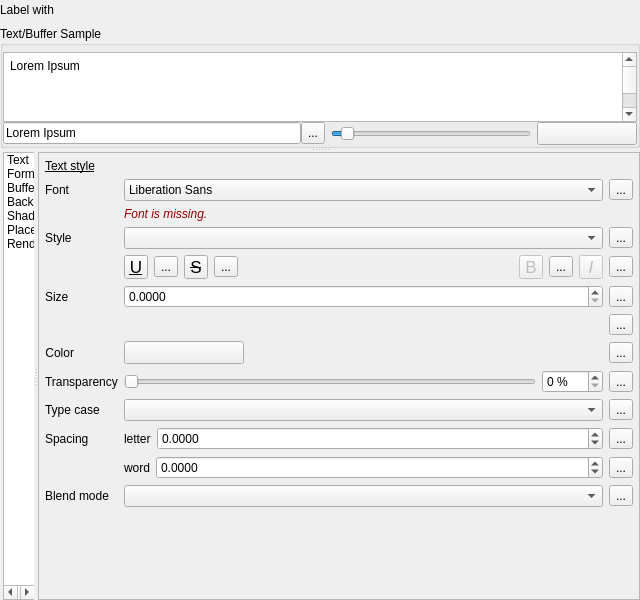
Above: SWGIS-DLLSrc/SWGIS-App/swgislabelingguibase.ui from LZS1991/SWGIS before the change. Below: the same form after it.
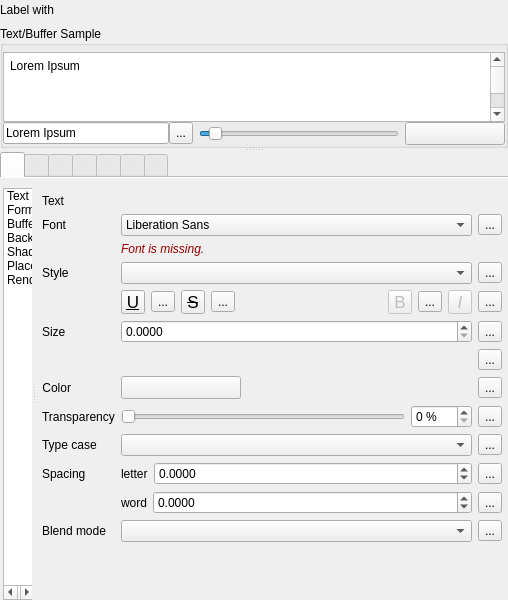
That is the form after the change. The open tabs and pages were chosen to show the change. Icons and pictures are not drawn. Custom widgets are drawn as their Qt base class.

Diff of the .ui file:
```diff
--- a/SWGIS-DLLSrc/SWGIS-App/swgislabelingguibase.ui
+++ b/SWGIS-DLLSrc/SWGIS-App/swgislabelingguibase.ui
@@ -6,7 +6,7 @@
    <rect>
     <x>0</x>
     <y>0</y>
-    <width>640</width>
+    <width>508</width>
     <height>600</height>
    </rect>
   </property>
@@ -112,7 +112,7 @@
               <rect>
                <x>0</x>
                <y>0</y>
-               <width>619</width>
+               <width>487</width>
                <height>300</height>
               </rect>
              </property>
@@ -348,6 +348,103 @@
            <number>0</number>
           </property>
           <item row="0" column="0">
+           <widget class="QTabWidget" name="mOptionsTab">
+            <property name="sizePolicy">
+             <sizepolicy hsizetype="Expanding" vsizetype="Fixed">
+              <horstretch>0</horstretch>
+              <verstretch>0</verstretch>
+             </sizepolicy>
+            </property>
+            <property name="tabPosition">
+             <enum>QTabWidget::North</enum>
+            </property>
+            <property name="tabShape">
+             <enum>QTabWidget::Rounded</enum>
+            </property>
+            <property name="currentIndex">
+             <number>0</number>
+            </property>
+            <property name="iconSize">
+             <size>
+              <width>20</width>
+              <height>20</height>
+             </size>
+            </property>
+            <property name="elideMode">
+             <enum>Qt::ElideNone</enum>
+            </property>
+            <property name="documentMode">
+             <bool>true</bool>
+            </property>
+            <property name="tabsClosable">
+             <bool>false</bool>
+            </property>
+            <widget class="QWidget" name="textTab">
+             <attribute name="icon">
+              <iconset>
+               <normaloff>:/images/themes/default/mIconFieldText.svg</normaloff>:/images/themes/default/mIconFieldText.svg</iconset>
+             </attribute>
+             <attribute name="title">
+              <string/>
+             </attribute>
+            </widget>
+            <widget class="QWidget" name="tab_2">
+             <attribute name="icon">
+              <iconset>
+               <normaloff>:/images/themes/default/propertyicons/labelformatting.svg</normaloff>:/images/themes/default/propertyicons/labelformatting.svg</iconset>
+             </attribute>
+             <attribute name="title">
+              <string/>
+             </attribute>
+            </widget>
+            <widget class="QWidget" name="tab">
+             <attribute name="icon">
+              <iconset>
+               <normaloff>:/images/themes/default/propertyicons/labelbuffer.svg</normaloff>:/images/themes/default/propertyicons/labelbuffer.svg</iconset>
+             </attribute>
+             <attribute name="title">
+              <string/>
+             </attribute>
+            </widget>
+            <widget class="QWidget" name="tab_3">
+             <attribute name="icon">
+              <iconset>
+               <normaloff>:/images/themes/default/propertyicons/labelbackground.svg</normaloff>:/images/themes/default/propertyicons/labelbackground.svg</iconset>
+             </attribute>
+             <attribute name="title">
+              <string/>
+             </attribute>
+            </widget>
+            <widget class="QWidget" name="tab_4">
+             <attribute name="icon">
+              <iconset>
+               <normaloff>:/images/themes/default/propertyicons/labelshadow.svg</normaloff>:/images/themes/default/propertyicons/labelshadow.svg</iconset>
+             </attribute>
+             <attribute name="title">
+              <string/>
+             </attribute>
+            </widget>
+            <widget class="QWidget" name="widget">
+             <attribute name="icon">
+              <iconset>
+               <normaloff>:/images/themes/default/propertyicons/labelplacement.svg</normaloff>:/images/themes/default/propertyicons/labelplacement.svg</iconset>
+             </attribute>
+             <attribute name="title">
+              <string/>
+             </attribute>
+            </widget>
+            <widget class="QWidget" name="tab_6">
+             <attribute name="icon">
+              <iconset>
+               <normaloff>:/images/themes/default/mIconRenderingEnabled.png</normaloff>:/images/themes/default/mIconRenderingEnabled.png</iconset>
+             </attribute>
+             <attribute name="title">
+              <string/>
+             </attribute>
+            </widget>
+           </widget>
+          </item>
+          <item row="1" column="0">
            <widget class="QSplitter" name="mLabelingOptionsSplitter">
             <property name="orientation">
              <enum>Qt::Horizontal</enum>
@@ -500,7 +597,7 @@
               </sizepolicy>
              </property>
              <property name="frameShape">
-              <enum>QFrame::StyledPanel</enum>
+              <enum>QFrame::NoFrame</enum>
              </property>
              <property name="frameShadow">
               <enum>QFrame::Raised</enum>
@@ -537,16 +634,6 @@
                   <property name="bottomMargin">
                    <number>0</number>
                   </property>
-                  <item>
-                   <widget class="QLabel" name="label_36">
-                    <property name="styleSheet">
-                     <string notr="true">text-decoration: underline;</string>
-                    </property>
-                    <property name="text">
-                     <string>Text style</string>
-                    </property>
-                   </widget>
-                  </item>
                   <item>
                    <widget class="QScrollArea" name="scrollArea">
                     <property name="frameShape">
@@ -560,8 +647,8 @@
                       <rect>
                        <x>0</x>
                        <y>0</y>
-                       <width>592</width>
-                       <height>422</height>
+                       <width>465</width>
+                       <height>386</height>
                       </rect>
                      </property>
                      <layout class="QVBoxLayout" name="verticalLayout_2">
@@ -604,7 +691,7 @@
                          <property name="bottomMargin">
                           <number>0</number>
                          </property>
-                         <item row="9" column="1" colspan="2">
+                         <item row="10" column="1" colspan="2">
                           <layout class="QHBoxLayout" name="horizontalLayout_14">
                            <item>
                             <widget class="QLabel" name="mFontLetterSpacingLabel">
@@ -656,7 +743,7 @@
                            </item>
                           </layout>
                          </item>
-                         <item row="4" column="1">
+                         <item row="5" column="1">
                           <widget class="QgsDoubleSpinBox" name="mFontSizeSpinBox">
                            <property name="sizePolicy">
                             <sizepolicy hsizetype="Expanding" vsizetype="Fixed">
@@ -681,7 +768,7 @@
                            </property>
                           </widget>
                          </item>
-                         <item row="2" column="0">
+                         <item row="3" column="0">
                           <widget class="QLabel" name="mFontStyleLabel">
                            <property name="sizePolicy">
                             <sizepolicy hsizetype="Maximum" vsizetype="Preferred">
@@ -694,7 +781,7 @@
                            </property>
                           </widget>
                          </item>
-                         <item row="8" column="1">
+                         <item row="9" column="1">
                           <widget class="QComboBox" name="mFontCapitalsComboBox">
                            <property name="enabled">
                             <bool>true</bool>
@@ -716,7 +803,7 @@
                            </property>
                           </widget>
                          </item>
-                         <item row="7" column="0">
+                         <item row="8" column="0">
                           <widget class="QLabel" name="mFontTranspLabel">
                            <property name="enabled">
                             <bool>true</bool>
@@ -726,7 +813,7 @@
                            </property>
                           </widget>
                          </item>
-                         <item row="0" column="0">
+                         <item row="1" column="0">
                           <widget class="QLabel" name="mFontLabel">
                            <property name="sizePolicy">
                             <sizepolicy hsizetype="Preferred" vsizetype="Preferred">
@@ -742,7 +829,7 @@
                            </property>
                           </widget>
                          </item>
-                         <item row="2" column="1">
+                         <item row="3" column="1">
                           <widget class="QComboBox" name="mFontStyleComboBox">
                            <property name="sizePolicy">
                             <sizepolicy hsizetype="Expanding" vsizetype="Fixed">
@@ -770,42 +857,42 @@
                            </property>
                           </widget>
                          </item>
-                         <item row="8" column="2">
+                         <item row="9" column="2">
                           <widget class="QgsDataDefinedButton" name="mFontCaseDDBtn">
                            <property name="text">
                             <string>...</string>
                            </property>
                           </widget>
                          </item>
-                         <item row="5" column="2">
-                          <widget class="QgsDataDefinedButton" name="mFontUnitsDDBtn">
-                           <property name="text">
-                            <string>...</string>
-                           </property>
-                          </widget>
-                         </item>
                          <item row="6" column="2">
+                          <widget class="QgsDataDefinedButton" name="mFontUnitsDDBtn">
+                           <property name="text">
+                            <string>...</string>
+                           </property>
+                          </widget>
+                         </item>
+                         <item row="7" column="2">
                           <widget class="QgsDataDefinedButton" name="mFontColorDDBtn">
                            <property name="text">
                             <string>...</string>
                            </property>
                           </widget>
                          </item>
-                         <item row="0" column="2">
+                         <item row="1" column="2">
                           <widget class="QgsDataDefinedButton" name="mFontDDBtn">
                            <property name="text">
                             <string>...</string>
                            </property>
                           </widget>
                          </item>
-                         <item row="7" column="2">
+                         <item row="8" column="2">
                           <widget class="QgsDataDefinedButton" name="mFontTranspDDBtn">
                            <property name="text">
                             <string>...</string>
                            </property>
                           </widget>
                          </item>
-                         <item row="7" column="1">
+                         <item row="8" column="1">
                           <widget class="QFrame" name="frame">
                            <property name="sizePolicy">
                             <sizepolicy hsizetype="Preferred" vsizetype="Maximum">
@@ -873,7 +960,7 @@
                            </layout>
                           </widget>
                          </item>
-                         <item row="8" column="0">
+                         <item row="9" column="0">
                           <widget class="QLabel" name="mFontCapitalsLabel">
                            <property name="sizePolicy">
                             <sizepolicy hsizetype="Maximum" vsizetype="Preferred">
@@ -886,14 +973,14 @@
                            </property>
                           </widget>
                          </item>
-                         <item row="11" column="2">
+                         <item row="12" column="2">
                           <widget class="QgsDataDefinedButton" name="mFontBlendModeDDBtn">
                            <property name="text">
                             <string>...</string>
                            </property>
                           </widget>
                          </item>
-                         <item row="6" column="0">
+                         <item row="7" column="0">
                           <widget class="QLabel" name="mFontColorLabel">
                            <property name="sizePolicy">
                             <sizepolicy hsizetype="Maximum" vsizetype="Preferred">
@@ -909,21 +996,21 @@
                            </property>
                           </widget>
                          </item>
-                         <item row="4" column="2">
+                         <item row="5" column="2">
                           <widget class="QgsDataDefinedButton" name="mFontSizeDDBtn">
                            <property name="text">
                             <string>...</string>
                            </property>
                           </widget>
                          </item>
-                         <item row="9" column="0">
+                         <item row="10" column="0">
                           <widget class="QLabel" name="label_10">
                            <property name="text">
                             <string>Spacing</string>
                            </property>
                           </widget>
                          </item>
-                         <item row="6" column="1">
+                         <item row="7" column="1">
                           <widget class="QgsColorButtonV2" name="btnTextColor">
                            <property name="sizePolicy">
                             <sizepolicy hsizetype="Fixed" vsizetype="Fixed">
@@ -945,14 +1032,14 @@
                            </property>
                           </widget>
                          </item>
-                         <item row="11" column="0">
+                         <item row="12" column="0">
                           <widget class="QLabel" name="labelBlendMode">
                            <property name="text">
                             <string>Blend mode</string>
                            </property>
                           </widget>
                          </item>
-                         <item row="10" column="1" colspan="2">
+                         <item row="11" column="1" colspan="2">
                           <layout class="QHBoxLayout" name="horizontalLayout_15">
                            <item>
                             <widget class="QLabel" name="mFontWordSpacingLabel">
@@ -1004,7 +1091,7 @@
                            </item>
                           </layout>
                          </item>
-                         <item row="3" column="1" colspan="2">
+                         <item row="4" column="1" colspan="2">
                           <layout class="QHBoxLayout" name="horizontalLayout_13">
                            <item>
                             <widget class="QToolButton" name="mFontUnderlineBtn">
@@ -1186,17 +1273,17 @@
                            </item>
                           </layout>
                          </item>
-                         <item row="11" column="1">
+                         <item row="12" column="1">
                           <widget class="QgsBlendModeComboBox" name="comboBlendMode"/>
                          </item>
-                         <item row="2" column="2">
+                         <item row="3" column="2">
                           <widget class="QgsDataDefinedButton" name="mFontStyleDDBtn">
                            <property name="text">
                             <string>...</string>
                            </property>
                           </widget>
                          </item>
-                         <item row="4" column="0">
+                         <item row="5" column="0">
                           <widget class="QLabel" name="mFontSizeLabel">
                            <property name="sizePolicy">
                             <sizepolicy hsizetype="Maximum" vsizetype="Preferred">
@@ -1209,7 +1296,7 @@
                            </property>
                           </widget>
                          </item>
-                         <item row="1" column="1">
+                         <item row="2" column="1">
                           <widget class="QFrame" name="mFontFamilyFrame">
                            <layout class="QHBoxLayout" name="horizontalLayout_5">
                             <property name="leftMargin">
@@ -1247,16 +1334,32 @@
                            </layout>
                           </widget>
                          </item>
-                         <item row="0" column="1">
+                         <item row="1" column="1">
                           <widget class="QFontComboBox" name="mFontFamilyCmbBx">
                            <property name="editable">
                             <bool>false</bool>
                            </property>
                           </widget>
                          </item>
-                         <item row="5" column="1">
+                         <item row="6" column="1">
                           <widget class="QgsUnitSelectionWidget" name="mFontSizeUnitWidget" native="true"/>
                          </item>
+                         <item row="0" column="0">
+                          <widget class="QLabel" name="mFontLabel_2">
+                           <property name="sizePolicy">
+                            <sizepolicy hsizetype="Preferred" vsizetype="Preferred">
+                             <horstretch>0</horstretch>
+                             <verstretch>0</verstretch>
+                            </sizepolicy>
+                           </property>
+                           <property name="text">
+                            <string>Text</string>
+                           </property>
+                           <property name="alignment">
+                            <set>Qt::AlignLeading|Qt::AlignLeft|Qt::AlignVCenter</set>
+                           </property>
+                          </widget>
+                         </item>
                         </layout>
                        </widget>
                       </item>
@@ -1294,12 +1397,9 @@
                    <number>0</number>
                   </property>
                   <item>
-                   <widget class="QLabel" name="label">
-                    <property name="styleSheet">
-                     <string notr="true">text-decoration: underline;</string>
-                    </property>
+                   <widget class="QLabel" name="label_36">
                     <property name="text">
-                     <string>Text formatting</string>
+                     <string>Formatting</string>
                     </property>
                    </widget>
                   </item>
@@ -6256,21 +6356,22 @@
  </widget>
  <layoutdefault spacing="6" margin="11"/>
  <customwidgets>
-  <customwidget>
-   <class>QgsColorButtonV2</class>
-   <extends>QToolButton</extends>
-   <header>qgscolorbuttonv2.h</header>
-   <container>1</container>
-  </customwidget>
   <customwidget>
    <class>QgsDoubleSpinBox</class>
    <extends>QDoubleSpinBox</extends>
    <header>qgsdoublespinbox.h</header>
   </customwidget>
   <customwidget>
-   <class>QgsSpinBox</class>
-   <extends>QSpinBox</extends>
-   <header>qgsspinbox.h</header>
+   <class>QgsFieldExpressionWidget</class>
+   <extends>QWidget</extends>
+   <header>qgsfieldexpressionwidget.h</header>
+   <container>1</container>
+  </customwidget>
+  <customwidget>
+   <class>QgsColorButtonV2</class>
+   <extends>QToolButton</extends>
+   <header>qgscolorbuttonv2.h</header>
+   <container>1</container>
   </customwidget>
   <customwidget>
    <class>QgsCollapsibleGroupBox</class>
@@ -6278,23 +6379,22 @@
    <header>qgscollapsiblegroupbox.h</header>
    <container>1</container>
   </customwidget>
-  <customwidget>
-   <class>QgsFieldExpressionWidget</class>
-   <extends>QWidget</extends>
-   <header>qgsfieldexpressionwidget.h</header>
-   <container>1</container>
-  </customwidget>
-  <customwidget>
-   <class>QgsUnitSelectionWidget</class>
-   <extends>QWidget</extends>
-   <header>qgsunitselectionwidget.h</header>
-   <container>1</container>
-  </customwidget>
   <customwidget>
    <class>QgsBlendModeComboBox</class>
    <extends>QComboBox</extends>
    <header>qgsblendmodecombobox.h</header>
   </customwidget>
+  <customwidget>
+   <class>QgsUnitSelectionWidget</class>
+   <extends>QWidget</extends>
+   <header>qgsunitselectionwidget.h</header>
+   <container>1</container>
+  </customwidget>
+  <customwidget>
+   <class>QgsSpinBox</class>
+   <extends>QSpinBox</extends>
+   <header>qgsspinbox.h</header>
+  </customwidget>
   <customwidget>
    <class>QgsDataDefinedButton</class>
    <extends>QToolButton</extends>
```
Left out of the diff: 180 changed lines with no effect on the pictures.
